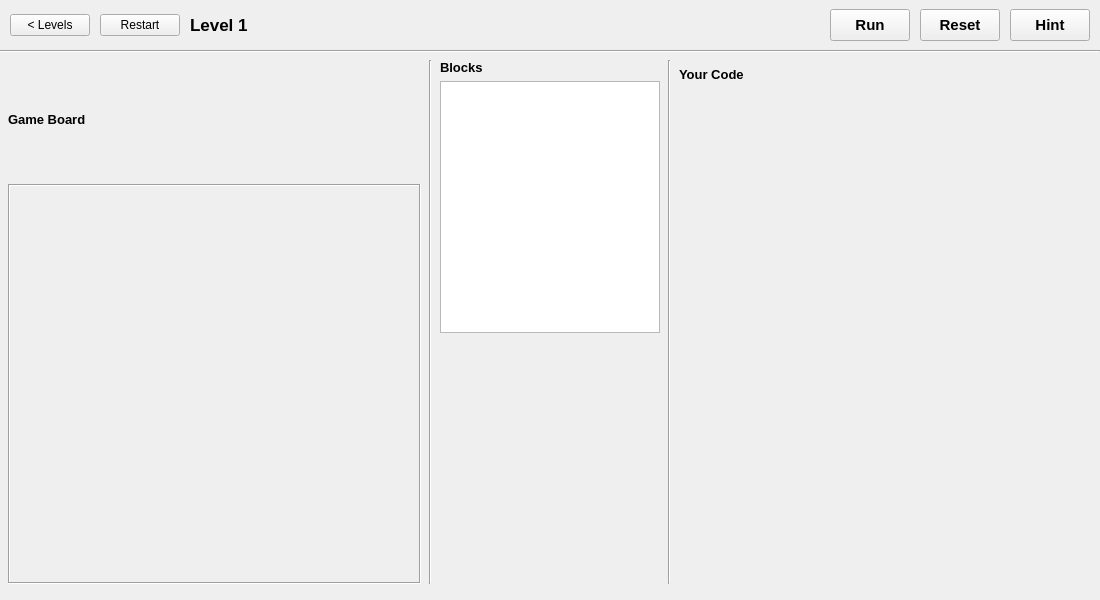
This is mainwindow.ui in UofU-CS3505/cs3505-CodeQuest as Qt 5 draws it before an edit. The edited form follows.
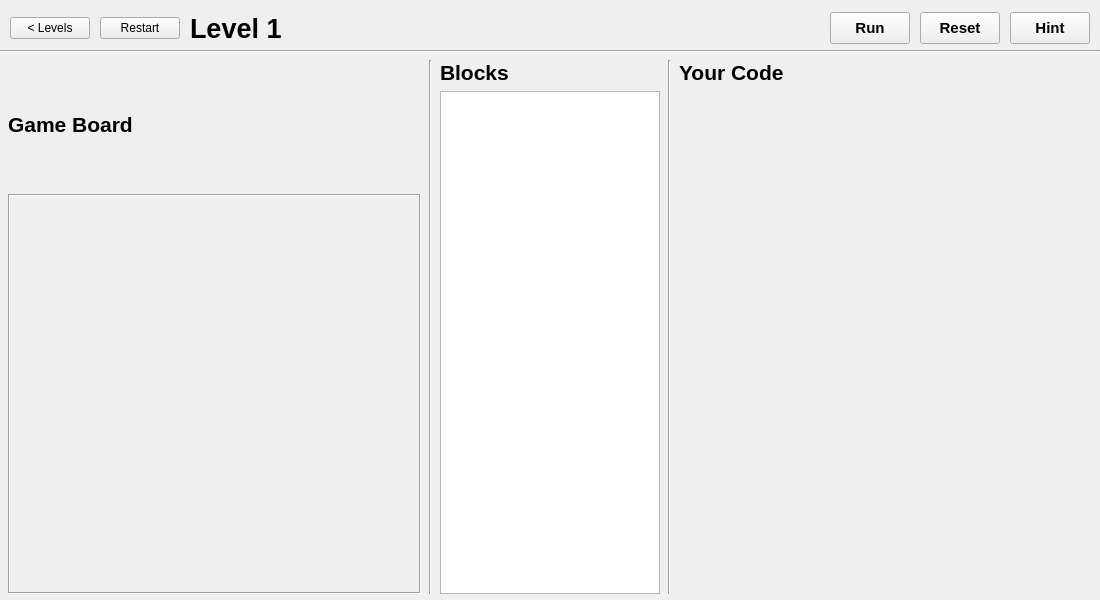
This is the edited form. Custom widgets are drawn as their Qt base class.

Commit message: Fixed spacing issue with code blocks

```diff
--- a/mainwindow.ui
+++ b/mainwindow.ui
@@ -621,7 +621,7 @@
         <x>0</x>
         <y>0</y>
         <width>1100</width>
-        <height>50</height>
+        <height>56</height>
        </rect>
       </property>
       <layout class="QHBoxLayout" name="headerLayout">
@@ -658,7 +658,7 @@
         <widget class="QLabel" name="levelTitleLabel">
          <property name="font">
           <font>
-           <pointsize>13</pointsize>
+           <pointsize>20</pointsize>
            <bold>true</bold>
           </font>
          </property>
@@ -764,7 +764,7 @@
         <x>0</x>
         <y>52</y>
         <width>1100</width>
-        <height>540</height>
+        <height>550</height>
        </rect>
       </property>
       <layout class="QHBoxLayout" name="bodyLayout">
@@ -792,7 +792,7 @@
           <widget class="QLabel" name="gameAreaLabel">
            <property name="font">
             <font>
-             <pointsize>10</pointsize>
+             <pointsize>16</pointsize>
              <bold>true</bold>
             </font>
            </property>
@@ -848,9 +848,24 @@
          </property>
          <item>
           <widget class="QLabel" name="blocksLabel">
+           <property name="enabled">
+            <bool>true</bool>
+           </property>
+           <property name="sizePolicy">
+            <sizepolicy hsizetype="Fixed" vsizetype="Fixed">
+             <horstretch>0</horstretch>
+             <verstretch>0</verstretch>
+            </sizepolicy>
+           </property>
+           <property name="maximumSize">
+            <size>
+             <width>16777215</width>
+             <height>16777215</height>
+            </size>
+           </property>
            <property name="font">
             <font>
-             <pointsize>10</pointsize>
+             <pointsize>16</pointsize>
              <bold>true</bold>
             </font>
            </property>
@@ -861,6 +876,12 @@
          </item>
          <item>
           <widget class="BlockSpace" name="blockSpaceWidget">
+           <property name="sizePolicy">
+            <sizepolicy hsizetype="Fixed" vsizetype="Expanding">
+             <horstretch>0</horstretch>
+             <verstretch>3</verstretch>
+            </sizepolicy>
+           </property>
            <property name="minimumSize">
             <size>
              <width>180</width>
@@ -875,19 +896,6 @@
            </property>
           </widget>
          </item>
-         <item>
-          <spacer name="verticalSpacer_11">
-           <property name="orientation">
-            <enum>Qt::Orientation::Vertical</enum>
-           </property>
-           <property name="sizeHint" stdset="0">
-            <size>
-             <width>20</width>
-             <height>40</height>
-            </size>
-           </property>
-          </spacer>
-         </item>
         </layout>
        </item>
        <item>
@@ -907,9 +915,15 @@
          </property>
          <item>
           <widget class="QLabel" name="workspaceLabel">
+           <property name="sizePolicy">
+            <sizepolicy hsizetype="Fixed" vsizetype="Fixed">
+             <horstretch>0</horstretch>
+             <verstretch>0</verstretch>
+            </sizepolicy>
+           </property>
            <property name="font">
             <font>
-             <pointsize>10</pointsize>
+             <pointsize>16</pointsize>
              <bold>true</bold>
             </font>
            </property>
```
The commit also changes 1 other file.
